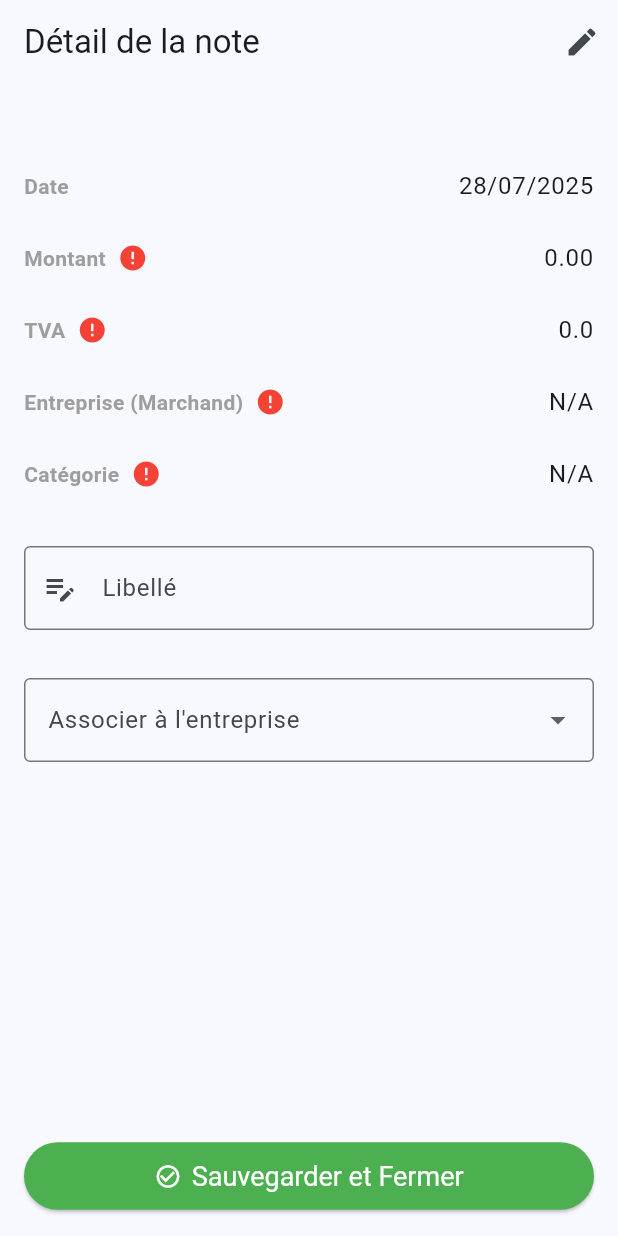
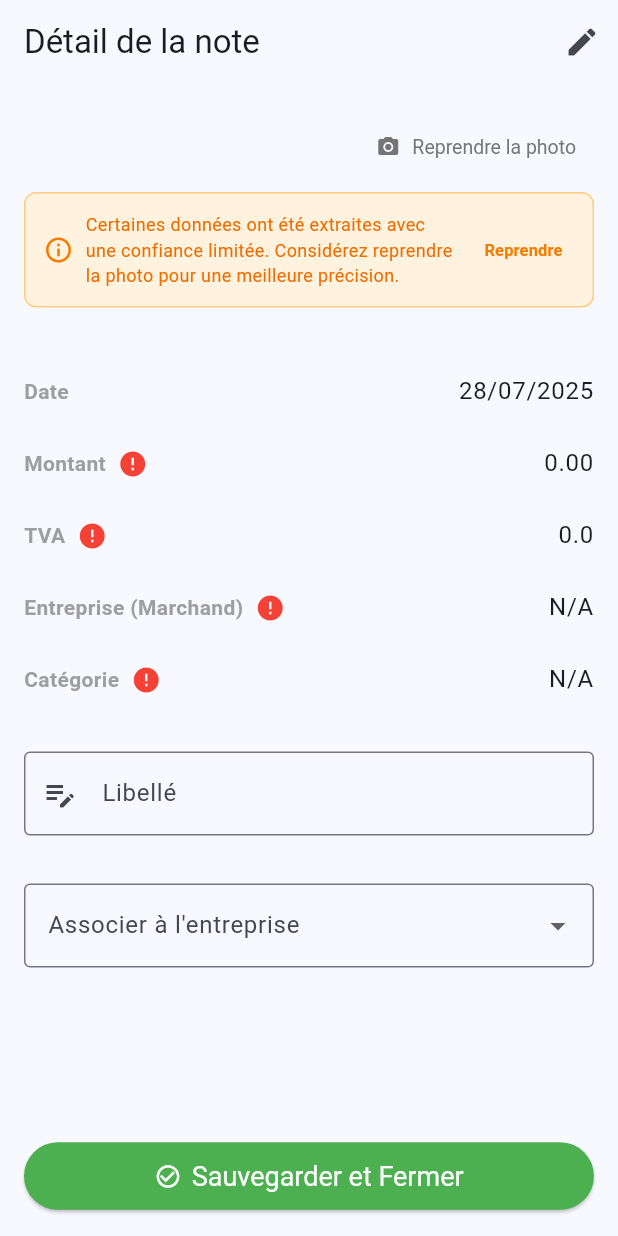
Before and after one commit to Maxenss-Bonnet/notes_de_frais, a Flutter app: the ValidationView screen opened directly with empty values, on a phone screen of 412 x 824 dp. Run offline on Flutter 3.47's test engine with Material 3 defaults, Android fonts, the phone set to English and light mode, and no system bars; our stand-ins replace badges, camera, connectivity_plus, file_picker, fl_chart, flutter_dotenv and 8 more; missing offline and left inert: mailer, pdfx; accounts and stored records are empty.

Commit message:
reprise de photo

```diff
--- a/lib/views/validation_view.dart
+++ b/lib/views/validation_view.dart
@@ -5,6 +5,8 @@ import 'package:intl/intl.dart';
 import 'package:notes_de_frais/controllers/expense_controller.dart';
 import 'package:notes_de_frais/models/expense_model.dart';
 import 'package:notes_de_frais/providers/providers.dart';
+import 'package:notes_de_frais/views/camera_view.dart';
+import 'package:notes_de_frais/widgets/confidence_reminder_widget.dart';
 
 class ValidationView extends ConsumerStatefulWidget {
   final ExpenseModel expense;
@@ -98,6 +100,15 @@ class _ValidationViewState extends ConsumerState<ValidationView> {
     Navigator.of(context).pop(_editableExpense);
   }
 
+  void _onRetakePhoto() {
+    Navigator.of(context).pushAndRemoveUntil(
+      MaterialPageRoute(
+        builder: (context) => const CameraView(),
+      ),
+      (route) => route.isFirst,
+    );
+  }
+
   Future<void> _onSaveAndClose() async {
     if (!_validateInputs()) return;
 
@@ -158,6 +169,29 @@ class _ValidationViewState extends ConsumerState<ValidationView> {
             children: [
               _ValidationImageSection(
                   imagePaths: _editableExpense.processedImagePaths),
+              Padding(
+                padding: const EdgeInsets.symmetric(vertical: 8.0),
+                child: Align(
+                  alignment: Alignment.centerRight,
+                  child: TextButton.icon(
+                    onPressed: _onRetakePhoto,
+                    icon: const Icon(Icons.camera_alt, size: 16),
+                    label: const Text('Reprendre la photo'),
+                    style: TextButton.styleFrom(
+                      foregroundColor: Colors.grey.shade600,
+                      padding: const EdgeInsets.symmetric(
+                          horizontal: 12, vertical: 6),
+                      minimumSize: Size.zero,
+                      tapTargetSize: MaterialTapTargetSize.shrinkWrap,
+                      textStyle: const TextStyle(fontSize: 13),
+                    ),
+                  ),
+                ),
+              ),
+              ConfidenceReminderWidget(
+                expense: _editableExpense,
+                onRetakePhoto: _onRetakePhoto,
+              ),
               const SizedBox(height: 24),
               _buildEditableDateField(
                   (_editableExpense.date ?? DateTime.now())),
--- /dev/null
+++ b/lib/widgets/confidence_reminder_widget.dart
@@ -0,0 +1,102 @@
+import 'package:flutter/material.dart';
+import 'package:notes_de_frais/models/expense_model.dart';
+
+class ConfidenceReminderWidget extends StatelessWidget {
+  final ExpenseModel expense;
+  final VoidCallback? onRetakePhoto;
+
+  const ConfidenceReminderWidget({
+    super.key,
+    required this.expense,
+    this.onRetakePhoto,
+  });
+
+  // Vérifie si au moins un champ a une confiance < 80% (seuil cohérent avec les indicateurs visuels)
+  bool _hasLowConfidence() {
+    final confidences = [
+      expense.amountConfidence,
+      expense.dateConfidence,
+      expense.companyConfidence,
+      expense.vatConfidence,
+      expense.categoryConfidence,
+      expense.normalizedMerchantNameConfidence,
+    ];
+
+    // Debug: Afficher les valeurs de confiance
+    // Note: Pour désactiver en production, remplacer debugPrint par
+    // if (kDebugMode) debugPrint(...)
+    debugPrint('=== CONFIDENCE VALUES ===');
+    debugPrint('Amount: ${expense.amountConfidence}');
+    debugPrint('Date: ${expense.dateConfidence}');
+    debugPrint('Company: ${expense.companyConfidence}');
+    debugPrint('VAT: ${expense.vatConfidence}');
+    debugPrint('Category: ${expense.categoryConfidence}');
+    debugPrint(
+        'Normalized Merchant: ${expense.normalizedMerchantNameConfidence}');
+
+    // Utiliser un seuil de 0.799 pour éviter les problèmes d'arrondi flottant
+    // et être cohérent avec les indicateurs visuels (vert >= 0.8)
+    const double confidenceThreshold = 0.799;
+
+    bool hasLowConfidence = confidences.any(
+        (confidence) => confidence != null && confidence < confidenceThreshold);
+
+    debugPrint(
+        'Has low confidence: $hasLowConfidence (threshold: $confidenceThreshold)');
+    debugPrint('=========================');
+
+    return hasLowConfidence;
+  }
+
+  @override
+  Widget build(BuildContext context) {
+    if (!_hasLowConfidence()) {
+      return const SizedBox.shrink();
+    }
+
+    return Container(
+      margin: const EdgeInsets.symmetric(vertical: 8.0),
+      padding: const EdgeInsets.all(12.0),
+      decoration: BoxDecoration(
+        color: Colors.orange.shade50,
+        borderRadius: BorderRadius.circular(8.0),
+        border: Border.all(color: Colors.orange.shade200),
+      ),
+      child: Row(
+        children: [
+          Icon(
+            Icons.info_outline,
+            color: Colors.orange.shade700,
+            size: 20,
+          ),
+          const SizedBox(width: 8),
+          Expanded(
+            child: Text(
+              'Certaines données ont été extraites avec une confiance limitée. Considérez reprendre la photo pour une meilleure précision.',
+              style: TextStyle(
+                color: Colors.orange.shade800,
+                fontSize: 12,
+              ),
+            ),
+          ),
+          if (onRetakePhoto != null) ...[
+            const SizedBox(width: 8),
+            TextButton(
+              onPressed: onRetakePhoto,
+              style: TextButton.styleFrom(
+                foregroundColor: Colors.orange.shade700,
+                padding: const EdgeInsets.symmetric(horizontal: 8, vertical: 4),
+                minimumSize: Size.zero,
+                tapTargetSize: MaterialTapTargetSize.shrinkWrap,
+              ),
+              child: const Text(
+                'Reprendre',
+                style: TextStyle(fontSize: 11, fontWeight: FontWeight.w600),
+              ),
+            ),
+          ],
+        ],
+      ),
+    );
+  }
+}
--- a/pubspec.yaml
+++ b/pubspec.yaml
@@ -37,6 +37,7 @@ dependencies:
   shimmer: ^3.0.0
   path: any
   pdf: ^3.11.0
+  image_picker: ^1.1.2
 
 dev_dependencies:
   flutter_test:
```
Also changed, not shown: lib/services/camera_service.dart (+50 -4 lines), lib/utils/camera_config.dart (added, +18 -0 lines), lib/views/camera_view.dart (+133 -15 lines), pubspec.lock, 1 other file.
